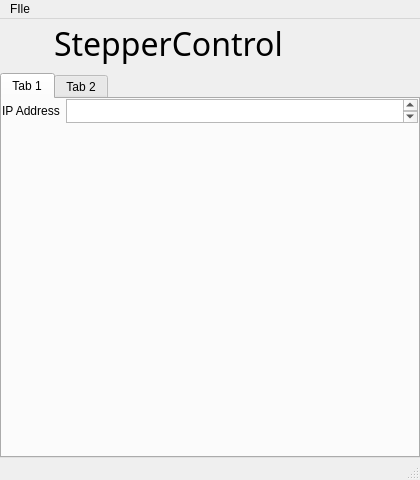
Above: ui/main_window.ui from scottmudge/StepperControl before the change. Below: the same form after it.
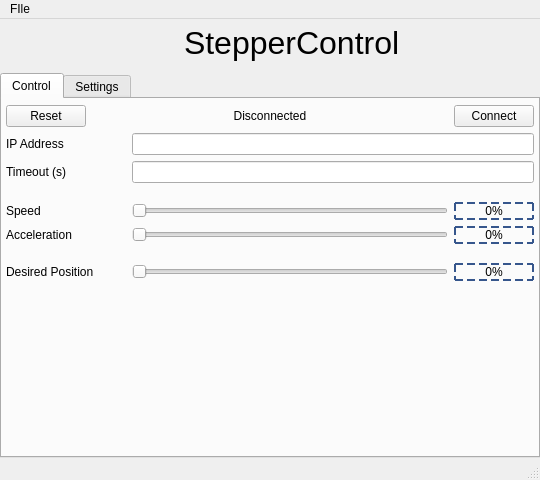
That is the form after the change.

```diff
--- a/ui/main_window.ui
+++ b/ui/main_window.ui
@@ -9,7 +9,7 @@
    <rect>
     <x>0</x>
     <y>0</y>
-    <width>420</width>
+    <width>540</width>
     <height>480</height>
    </rect>
   </property>
@@ -38,8 +38,27 @@
     </property>
     <item row="0" column="0">
      <layout class="QVBoxLayout" name="verticalLayout_2">
+      <property name="spacing">
+       <number>0</number>
+      </property>
       <item>
        <layout class="QHBoxLayout" name="horizontalLayout_2">
+        <property name="leftMargin">
+         <number>4</number>
+        </property>
+        <item>
+         <spacer name="horizontalSpacer_5">
+          <property name="orientation">
+           <enum>Qt::Horizontal</enum>
+          </property>
+          <property name="sizeHint" stdset="0">
+           <size>
+            <width>40</width>
+            <height>20</height>
+           </size>
+          </property>
+         </spacer>
+        </item>
         <item>
          <widget class="QLabel" name="iconLabel">
           <property name="sizePolicy">
@@ -50,20 +69,34 @@
           </property>
           <property name="minimumSize">
            <size>
-            <width>48</width>
-            <height>48</height>
+            <width>40</width>
+            <height>40</height>
            </size>
           </property>
           <property name="text">
            <string/>
           </property>
+          <property name="scaledContents">
+           <bool>true</bool>
+          </property>
+          <property name="alignment">
+           <set>Qt::AlignBottom|Qt::AlignHCenter</set>
+          </property>
+          <property name="margin">
+           <number>4</number>
+          </property>
          </widget>
         </item>
         <item>
          <widget class="QLabel" name="titleLabel">
+          <property name="minimumSize">
+           <size>
+            <width>0</width>
+            <height>48</height>
+           </size>
+          </property>
           <property name="font">
            <font>
-            <family>Bahnschrift Condensed</family>
             <pointsize>24</pointsize>
             <bold>false</bold>
            </font>
@@ -95,14 +128,26 @@
     </item>
     <item row="1" column="0">
      <layout class="QVBoxLayout" name="verticalLayout_5">
+      <property name="spacing">
+       <number>0</number>
+      </property>
       <item>
        <widget class="QTabWidget" name="tabWidget">
+        <property name="statusTip">
+         <string/>
+        </property>
+        <property name="tabPosition">
+         <enum>QTabWidget::North</enum>
+        </property>
+        <property name="tabShape">
+         <enum>QTabWidget::Rounded</enum>
+        </property>
         <property name="currentIndex">
          <number>0</number>
         </property>
         <widget class="QWidget" name="tab_3">
          <attribute name="title">
-          <string>Tab 1</string>
+          <string>Control</string>
          </attribute>
          <layout class="QGridLayout" name="gridLayout_5">
           <property name="leftMargin">
@@ -119,38 +164,319 @@
           </property>
           <item row="0" column="0">
            <layout class="QVBoxLayout" name="verticalLayout">
+            <property name="leftMargin">
+             <number>4</number>
+            </property>
+            <property name="topMargin">
+             <number>6</number>
+            </property>
+            <property name="rightMargin">
+             <number>4</number>
+            </property>
+            <property name="bottomMargin">
+             <number>2</number>
+            </property>
+            <item>
+             <layout class="QHBoxLayout" name="horizontalLayout">
+              <item>
+               <widget class="QPushButton" name="resetButton">
+                <property name="statusTip">
+                 <string>Reset motor</string>
+                </property>
+                <property name="text">
+                 <string>Reset</string>
+                </property>
+               </widget>
+              </item>
+              <item>
+               <spacer name="horizontalSpacer_4">
+                <property name="orientation">
+                 <enum>Qt::Horizontal</enum>
+                </property>
+                <property name="sizeHint" stdset="0">
+                 <size>
+                  <width>40</width>
+                  <height>20</height>
+                 </size>
+                </property>
+               </spacer>
+              </item>
+              <item>
+               <widget class="QLabel" name="connectionStatus_Label">
+                <property name="minimumSize">
+                 <size>
+                  <width>120</width>
+                  <height>0</height>
+                 </size>
+                </property>
+                <property name="statusTip">
+                 <string>Status of motor</string>
+                </property>
+                <property name="frameShape">
+                 <enum>QFrame::NoFrame</enum>
+                </property>
+                <property name="frameShadow">
+                 <enum>QFrame::Plain</enum>
+                </property>
+                <property name="midLineWidth">
+                 <number>1</number>
+                </property>
+                <property name="text">
+                 <string>Disconnected</string>
+                </property>
+                <property name="alignment">
+                 <set>Qt::AlignCenter</set>
+                </property>
+               </widget>
+              </item>
+              <item>
+               <spacer name="horizontalSpacer">
+                <property name="orientation">
+                 <enum>Qt::Horizontal</enum>
+                </property>
+                <property name="sizeHint" stdset="0">
+                 <size>
+                  <width>40</width>
+                  <height>20</height>
+                 </size>
+                </property>
+               </spacer>
+              </item>
+              <item>
+               <widget class="QPushButton" name="connectButton">
+                <property name="statusTip">
+                 <string>Connect to motor at IP address</string>
+                </property>
+                <property name="text">
+                 <string>Connect</string>
+                </property>
+               </widget>
+              </item>
+             </layout>
+            </item>
             <item>
              <layout class="QGridLayout" name="gridLayout_4">
               <item row="1" column="1">
-               <widget class="QPlainTextEdit" name="plainTextEdit">
-                <property name="maximumSize">
-                 <size>
-                  <width>16777215</width>
-                  <height>24</height>
-                 </size>
+               <widget class="QLineEdit" name="ipAddress_LineEdit">
+                <property name="statusTip">
+                 <string>IP address of motor (no port)</string>
                 </property>
                </widget>
               </item>
               <item row="3" column="1">
-               <spacer name="verticalSpacer_2">
+               <spacer name="verticalSpacer_4">
                 <property name="orientation">
                  <enum>Qt::Vertical</enum>
                 </property>
+                <property name="sizeType">
+                 <enum>QSizePolicy::Fixed</enum>
+                </property>
                 <property name="sizeHint" stdset="0">
                  <size>
                   <width>20</width>
-                  <height>40</height>
+                  <height>13</height>
                  </size>
                 </property>
                </spacer>
               </item>
+              <item row="5" column="0">
+               <widget class="QLabel" name="label_6">
+                <property name="text">
+                 <string>Acceleration</string>
+                </property>
+               </widget>
+              </item>
+              <item row="5" column="1">
+               <layout class="QHBoxLayout" name="horizontalLayout_5">
+                <item>
+                 <widget class="QSlider" name="accelPct_Slider">
+                  <property name="orientation">
+                   <enum>Qt::Horizontal</enum>
+                  </property>
+                 </widget>
+                </item>
+                <item>
+                 <widget class="QLabel" name="curAccelPct_Label">
+                  <property name="minimumSize">
+                   <size>
+                    <width>80</width>
+                    <height>0</height>
+                   </size>
+                  </property>
+                  <property name="styleSheet">
+                   <string notr="true">QFrame {
+	border: 2px dashed rgb(54, 86, 140);
+	font: 700 11pt &quot;Consolas&quot;;
+}</string>
+                  </property>
+                  <property name="text">
+                   <string>0%</string>
+                  </property>
+                  <property name="alignment">
+                   <set>Qt::AlignCenter</set>
+                  </property>
+                 </widget>
+                </item>
+               </layout>
+              </item>
+              <item row="7" column="1">
+               <layout class="QHBoxLayout" name="horizontalLayout_6">
+                <item>
+                 <widget class="QSlider" name="posPct_Slider">
+                  <property name="orientation">
+                   <enum>Qt::Horizontal</enum>
+                  </property>
+                 </widget>
+                </item>
+                <item>
+                 <widget class="QLabel" name="desiredPosPct_Label">
+                  <property name="minimumSize">
+                   <size>
+                    <width>80</width>
+                    <height>0</height>
+                   </size>
+                  </property>
+                  <property name="styleSheet">
+                   <string notr="true">QFrame {
+	border: 2px dashed rgb(54, 86, 140);
+	font: 700 11pt &quot;Consolas&quot;;
+}</string>
+                  </property>
+                  <property name="text">
+                   <string>0%</string>
+                  </property>
+                  <property name="alignment">
+                   <set>Qt::AlignCenter</set>
+                  </property>
+                 </widget>
+                </item>
+               </layout>
+              </item>
+              <item row="4" column="1">
+               <layout class="QHBoxLayout" name="horizontalLayout_3">
+                <item>
+                 <widget class="QSlider" name="speedPct_Slider">
+                  <property name="orientation">
+                   <enum>Qt::Horizontal</enum>
+                  </property>
+                 </widget>
+                </item>
+                <item>
+                 <widget class="QLabel" name="curSpeedPcnt_Label">
+                  <property name="minimumSize">
+                   <size>
+                    <width>80</width>
+                    <height>0</height>
+                   </size>
+                  </property>
+                  <property name="styleSheet">
+                   <string notr="true">QFrame {
+	border: 2px dashed rgb(54, 86, 140);
+	font: 700 11pt &quot;Consolas&quot;;
+}</string>
+                  </property>
+                  <property name="frameShape">
+                   <enum>QFrame::Box</enum>
+                  </property>
+                  <property name="lineWidth">
+                   <number>2</number>
+                  </property>
+                  <property name="text">
+                   <string>0%</string>
+                  </property>
+                  <property name="alignment">
+                   <set>Qt::AlignCenter</set>
+                  </property>
+                 </widget>
+                </item>
+               </layout>
+              </item>
               <item row="1" column="0">
                <widget class="QLabel" name="label">
+                <property name="minimumSize">
+                 <size>
+                  <width>120</width>
+                  <height>0</height>
+                 </size>
+                </property>
                 <property name="text">
                  <string>IP Address</string>
                 </property>
                </widget>
               </item>
+              <item row="4" column="0">
+               <widget class="QLabel" name="label_5">
+                <property name="text">
+                 <string>Speed</string>
+                </property>
+               </widget>
+              </item>
+              <item row="8" column="1">
+               <spacer name="verticalSpacer_2">
+                <property name="orientation">
+                 <enum>Qt::Vertical</enum>
+                </property>
+                <property name="sizeHint" stdset="0">
+                 <size>
+                  <width>20</width>
+                  <height>40</height>
+                 </size>
+                </property>
+               </spacer>
+              </item>
+              <item row="7" column="0">
+               <widget class="QLabel" name="label_7">
+                <property name="text">
+                 <string>Desired Position</string>
+                </property>
+               </widget>
+              </item>
+              <item row="6" column="1">
+               <spacer name="verticalSpacer_5">
+                <property name="orientation">
+                 <enum>Qt::Vertical</enum>
+                </property>
+                <property name="sizeType">
+                 <enum>QSizePolicy::Fixed</enum>
+                </property>
+                <property name="sizeHint" stdset="0">
+                 <size>
+                  <width>20</width>
+                  <height>13</height>
+                 </size>
+                </property>
+               </spacer>
+              </item>
+              <item row="2" column="0">
+               <widget class="QLabel" name="label_4">
+                <property name="text">
+                 <string>Timeout (s)</string>
+                </property>
+               </widget>
+              </item>
+              <item row="8" column="0">
+               <spacer name="verticalSpacer_3">
+                <property name="orientation">
+                 <enum>Qt::Vertical</enum>
+                </property>
+                <property name="sizeHint" stdset="0">
+                 <size>
+                  <width>20</width>
+                  <height>40</height>
+                 </size>
+                </property>
+               </spacer>
+              </item>
+              <item row="2" column="1">
+               <widget class="QLineEdit" name="timeout_LineEdit">
+                <property name="statusTip">
+                 <string>Timeout for connection requests (seconds)</string>
+                </property>
+                <property name="inputMethodHints">
+                 <set>Qt::ImhFormattedNumbersOnly</set>
+                </property>
+               </widget>
+              </item>
              </layout>
             </item>
            </layout>
@@ -165,7 +491,7 @@
           </sizepolicy>
          </property>
          <attribute name="title">
-          <string>Tab 2</string>
+          <string>Settings</string>
          </attribute>
          <layout class="QGridLayout" name="gridLayout_2">
           <property name="leftMargin">
@@ -213,7 +539,7 @@
     <rect>
      <x>0</x>
      <y>0</y>
-     <width>420</width>
+     <width>540</width>
      <height>22</height>
     </rect>
    </property>
```
Left out of the diff: 169 changed lines with no effect on the pictures.
